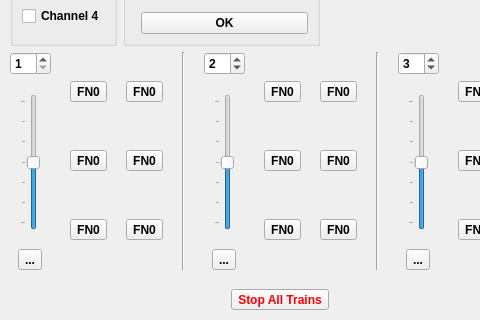
schelli04/Gertbot_DCC, file gb_dcc.ui: the form before one commit; both pictures show x 0 to 480 and y 131 to 451 of the 1074 by 651 pixel window.
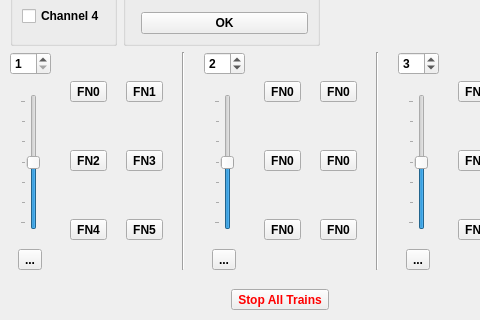
The form after the commit. Icons and pictures are not drawn.

Diff of the .ui file:
```diff
--- a/gb_dcc.ui
+++ b/gb_dcc.ui
@@ -692,7 +692,7 @@
              <item row="1" column="1">
               <widget class="QToolButton" name="toolButton_4">
                <property name="text">
-                <string>FN0</string>
+                <string>FN3</string>
                </property>
                <property name="checkable">
                 <bool>true</bool>
@@ -702,7 +702,7 @@
              <item row="1" column="0">
               <widget class="QToolButton" name="toolButton_3">
                <property name="text">
-                <string>FN0</string>
+                <string>FN2</string>
                </property>
                <property name="checkable">
                 <bool>true</bool>
@@ -722,7 +722,7 @@
              <item row="0" column="1">
               <widget class="QToolButton" name="toolButton_2">
                <property name="text">
-                <string>FN0</string>
+                <string>FN1</string>
                </property>
                <property name="checkable">
                 <bool>true</bool>
@@ -732,7 +732,7 @@
              <item row="2" column="0">
               <widget class="QToolButton" name="toolButton_5">
                <property name="text">
-                <string>FN0</string>
+                <string>FN4</string>
                </property>
                <property name="checkable">
                 <bool>true</bool>
@@ -742,7 +742,7 @@
              <item row="2" column="1">
               <widget class="QToolButton" name="toolButton_6">
                <property name="text">
-                <string>FN0</string>
+                <string>FN5</string>
                </property>
                <property name="checkable">
                 <bool>true</bool>
```
Left out of the diff: 2 changed lines with no effect on the pictures.
